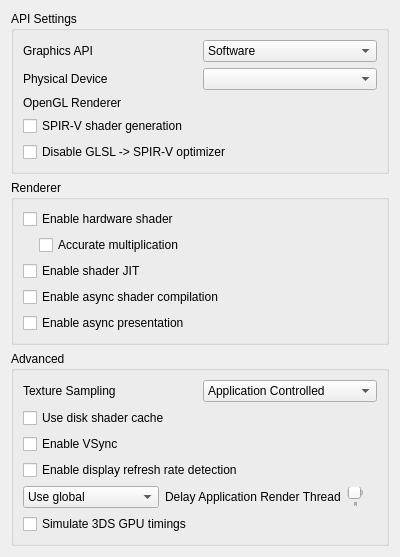
The window that src/citra_qt/configuration/configure_graphics.ui (azahar-emu/azahar) describes before a commit, drawn with Qt 5.
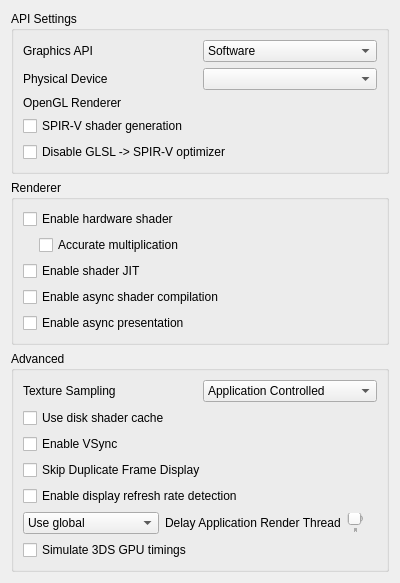
The same window after the commit.

Diff of the .ui file:
```diff
--- a/src/citra_qt/configuration/configure_graphics.ui
+++ b/src/citra_qt/configuration/configure_graphics.ui
@@ -7,7 +7,7 @@
     <x>0</x>
     <y>0</y>
     <width>400</width>
-    <height>509</height>
+    <height>559</height>
    </rect>
   </property>
   <property name="minimumSize">
@@ -317,6 +317,16 @@
         </property>
        </widget>
       </item>
+      <item>
+       <widget class="QCheckBox" name="toggle_skip_duplicate_frames">
+        <property name="toolTip">
+         <string>&lt;html&gt;&lt;head/&gt;&lt;body&gt;&lt;p&gt;Skips presenting duplicated frames in 30fps games. This allows external frame generation tools to work correctly in 30fps games. This does not boost performance.&lt;/p&gt;&lt;/body&gt;&lt;/html&gt;</string>
+        </property>
+        <property name="text">
+         <string>Skip Duplicate Frame Display</string>
+        </property>
+       </widget>
+      </item>
       <item>
        <widget class="QCheckBox" name="toggle_display_refresh_rate_detection">
         <property name="toolTip">
```
